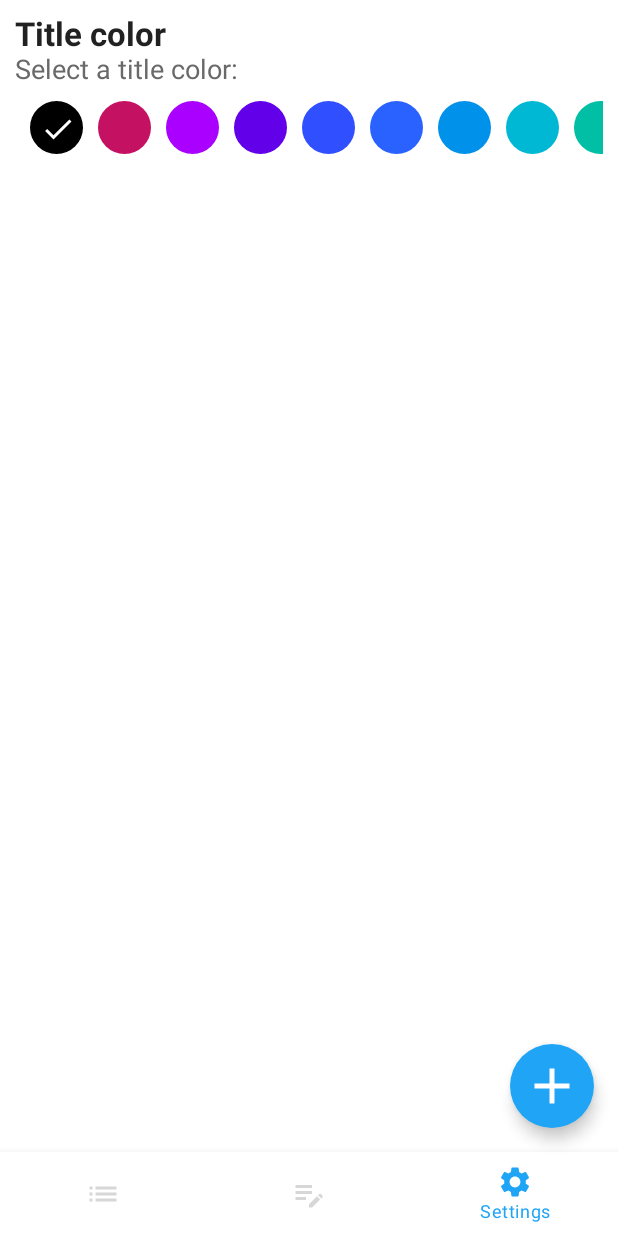
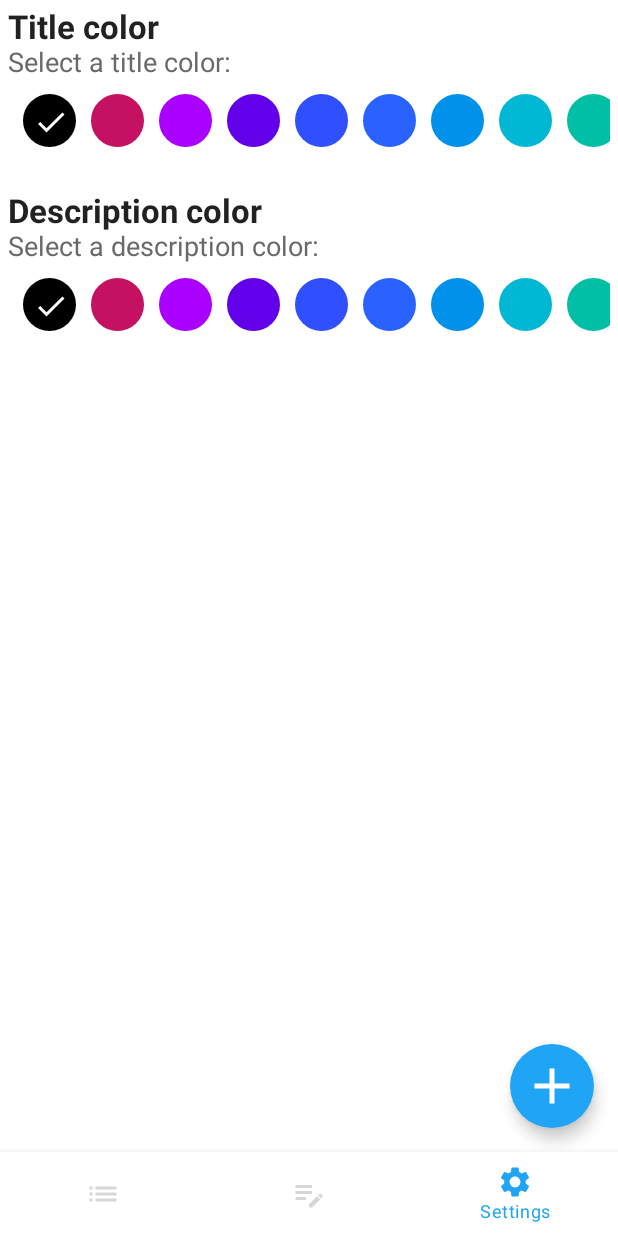
Before and after one commit to Kenig88/ShoppingListCompose2023, an Android app built with Jetpack Compose: the SettingsScreen screen opened through its navigation route, on a phone screen of 412 x 824 dp. Run offline under Robolectric (Android 15) with nearby library versions, the phone set to English and light mode, and no system bars; our stand-ins replace Dagger/Hilt's generated code.

Commit message:
11# settings screen + dataStoreManager

```diff
--- a/app/src/main/java/com/kenig/shoppinglistcompose2023/settings_screen/SettingsScreen.kt
+++ b/app/src/main/java/com/kenig/shoppinglistcompose2023/settings_screen/SettingsScreen.kt
@@ -24,15 +24,42 @@ fun SettingsScreen(
     Column(
         modifier = Modifier
             .fillMaxSize()
-            .padding(10.dp)
+            .padding(5.dp)
     ) {
+        Column {
             Text(
                 text = stringResource(R.string.settings_title_color),
                 fontSize = 22.sp,
                 fontWeight = FontWeight.Bold
             )
             Text(
+                text = stringResource(R.string.settings_select_title_color),
+                fontSize = 18.sp,
+                color = LightText
+            )
+            LazyRow(
+                modifier = Modifier
+                    .fillMaxWidth()
+                    .padding(top = 10.dp)
+            ) {
+                items(list) { item ->
+                    UiColorItem(item) { event ->
+                        viewModel.onEvent(event)
+                    }
+                }
+            }
+        }
+
+        Spacer(modifier = Modifier.height(30.dp))
+
+        Column {
+            Text(
                 text = stringResource(R.string.settings_description_color),
+                fontSize = 22.sp,
+                fontWeight = FontWeight.Bold
+            )
+            Text(
+                text = stringResource(R.string.settings_select_description_color),
                 fontSize = 18.sp,
                 color = LightText
             )
@@ -49,3 +76,4 @@ fun SettingsScreen(
             }
         }
     }
+}
--- a/app/src/main/res/values/strings.xml
+++ b/app/src/main/res/values/strings.xml
@@ -14,5 +14,7 @@
     <string name="snackbar_not_empty">Title can not be empty!</string>
     <string name="snackbar_undone">Undone</string>
     <string name="settings_title_color">Title color</string>
-    <string name="settings_description_color">Select a title color:</string>
+    <string name="settings_select_title_color">Select a title color:</string>
+    <string name="settings_description_color">Description color</string>
+    <string name="settings_select_description_color">Select a description color:</string>
 </resources>
```
Lines whose indentation alone changed are shown as unchanged.
